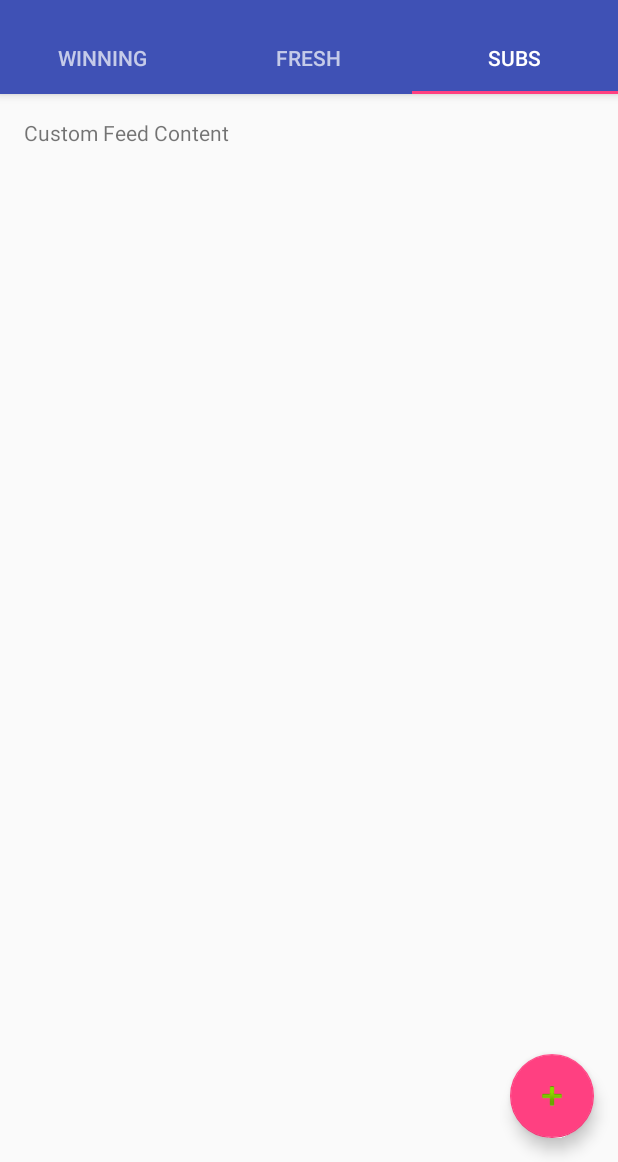
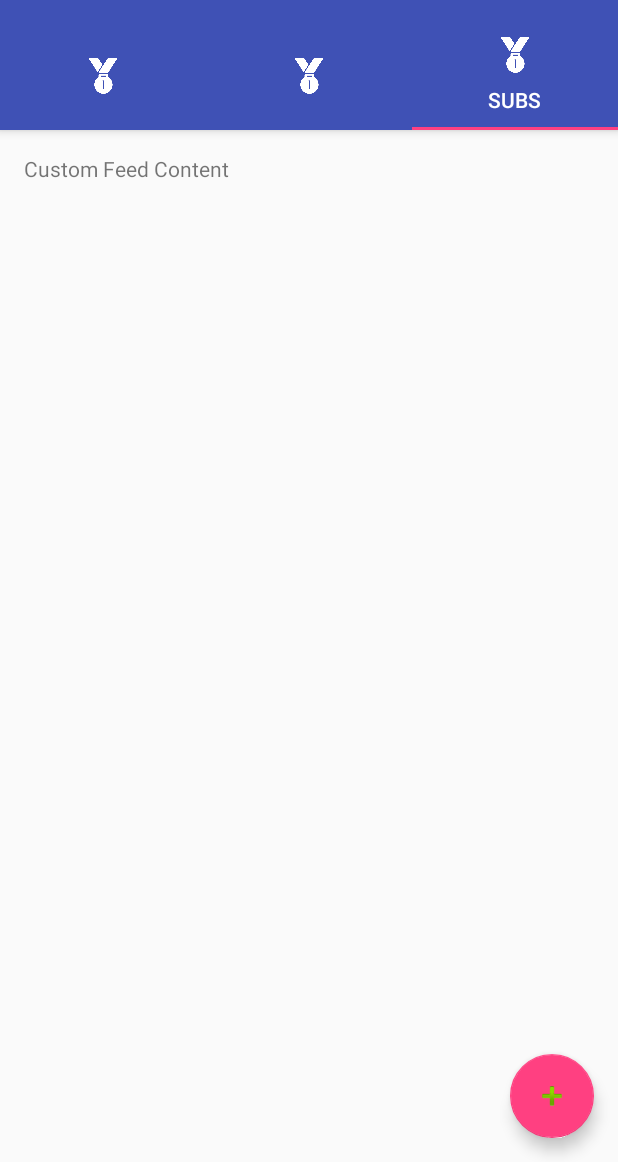
Before and after one commit to thefnox/ChallengeApp, an Android app: the screen it shows after launch (Primary before the commit, PrimaryActivity after it), tab 3 chosen, on a phone screen of 412 x 824 dp, the part 74-1236 px from its top. Run offline under Robolectric (Android 15) with nearby library versions, the phone set to English and light mode, and no system bars.

Commit message:
how to add icons to the tabs figured out, some namings have fixed

```diff
--- a/app/src/main/AndroidManifest.xml
+++ b/app/src/main/AndroidManifest.xml
@@ -16,7 +16,7 @@
         android:supportsRtl="true"
         android:theme="@style/AppTheme">
         <activity
-            android:name=".Primary"
+            android:name=".PrimaryActivity"
             android:label="@string/app_name"
             android:theme="@style/AppTheme.NoActionBar">
             <intent-filter>
--- a/app/src/main/java/team10/hkr/challengeapp/Primary.java
+++ b/app/src/main/java/team10/hkr/challengeapp/PrimaryActivity.java
@@ -19,7 +19,7 @@ import android.view.ViewGroup;
 
 import android.widget.TextView;
 
-public class Primary extends AppCompatActivity {
+public class PrimaryActivity extends AppCompatActivity {
 
     /**
      * The {@link android.support.v4.view.PagerAdapter} that will provide
@@ -53,6 +53,9 @@ public class Primary extends AppCompatActivity {
 
         TabLayout tabLayout = (TabLayout) findViewById(R.id.tabs);
         tabLayout.setupWithViewPager(mViewPager);
+
+        //This is where I add the Icons. They should be bigger I know.
+        tabLayout.getTabAt(0).setIcon(R.drawable.medal_icon_white); tabLayout.getTabAt(1).setIcon(R.drawable.medal_icon_white); tabLayout.getTabAt(2).setIcon(R.drawable.medal_icon_white);
 
         FloatingActionButton fab = (FloatingActionButton) findViewById(R.id.fab);
         fab.setOnClickListener(new View.OnClickListener() {
@@ -126,9 +129,9 @@ public class Primary extends AppCompatActivity {
         public CharSequence getPageTitle(int position) {
             switch (position) {
                 case 0:
-                    return "Winning";
+                    return null;
                 case 1:
-                    return "Fresh";
+                    return null;
                 case 2:
                     return "Subs";
             }
--- a/app/src/main/res/layout/activity_primary.xml
+++ b/app/src/main/res/layout/activity_primary.xml
@@ -6,7 +6,7 @@
     android:layout_width="match_parent"
     android:layout_height="match_parent"
     android:fitsSystemWindows="true"
-    tools:context="team10.hkr.challengeapp.Primary">
+    tools:context="team10.hkr.challengeapp.PrimaryActivity">
 
     <android.support.design.widget.AppBarLayout
         android:id="@+id/appbar"
--- a/app/src/main/res/layout/tab1_primary_winning.xml
+++ b/app/src/main/res/layout/tab1_primary_winning.xml
@@ -6,7 +6,7 @@
     android:paddingLeft="@dimen/activity_horizontal_margin"
     android:paddingRight="@dimen/activity_horizontal_margin"
     android:paddingTop="@dimen/activity_vertical_margin"
-    tools:context="team10.hkr.challengeapp.Primary$PlaceholderFragment">
+    tools:context="team10.hkr.challengeapp.PrimaryActivity$PlaceholderFragment">
 
     <TextView
         android:id="@+id/section_label"
--- a/app/src/main/res/layout/tab2_primary_fresh.xml
+++ b/app/src/main/res/layout/tab2_primary_fresh.xml
@@ -6,7 +6,7 @@
     android:paddingLeft="@dimen/activity_horizontal_margin"
     android:paddingRight="@dimen/activity_horizontal_margin"
     android:paddingTop="@dimen/activity_vertical_margin"
-    tools:context="team10.hkr.challengeapp.Primary$PlaceholderFragment">
+    tools:context="team10.hkr.challengeapp.PrimaryActivity$PlaceholderFragment">
 
     <TextView
         android:id="@+id/section_label"
--- a/app/src/main/res/layout/tab3_primary_customfeed.xml
+++ b/app/src/main/res/layout/tab3_primary_customfeed.xml
@@ -6,7 +6,7 @@
     android:paddingLeft="@dimen/activity_horizontal_margin"
     android:paddingRight="@dimen/activity_horizontal_margin"
     android:paddingTop="@dimen/activity_vertical_margin"
-    tools:context="team10.hkr.challengeapp.Primary$PlaceholderFragment">
+    tools:context="team10.hkr.challengeapp.PrimaryActivity$PlaceholderFragment">
 
     <TextView
         android:id="@+id/section_label"
--- a/app/src/main/res/menu/menu_primary.xml
+++ b/app/src/main/res/menu/menu_primary.xml
@@ -1,7 +1,7 @@
 <menu xmlns:android="http://schemas.android.com/apk/res/android"
     xmlns:app="http://schemas.android.com/apk/res-auto"
     xmlns:tools="http://schemas.android.com/tools"
-    tools:context="team10.hkr.challengeapp.Primary">
+    tools:context="team10.hkr.challengeapp.PrimaryActivity">
     <item
         android:id="@+id/action_settings"
         android:orderInCategory="100"
```
Also changed, not shown: app/src/main/res/drawable/medal_icon_white.png (added).
